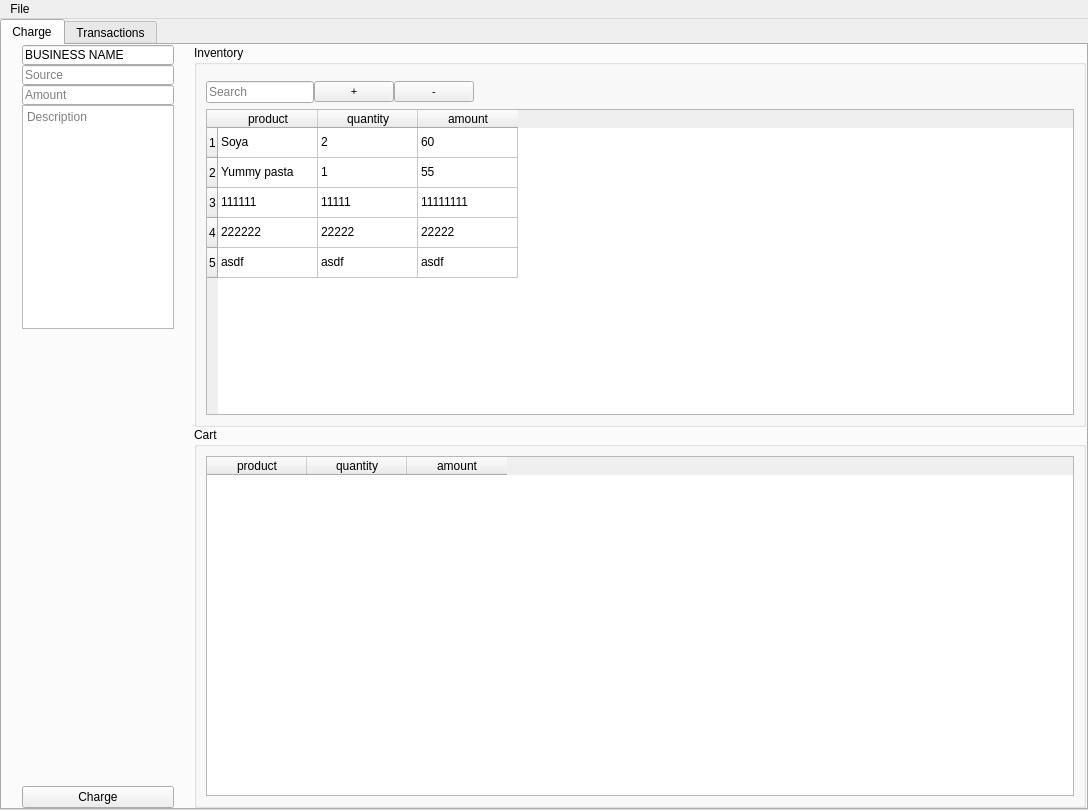
Old version of the form src/windows/ui/ProjectMainWindow.ui in the repository 1icolo/AUPay.
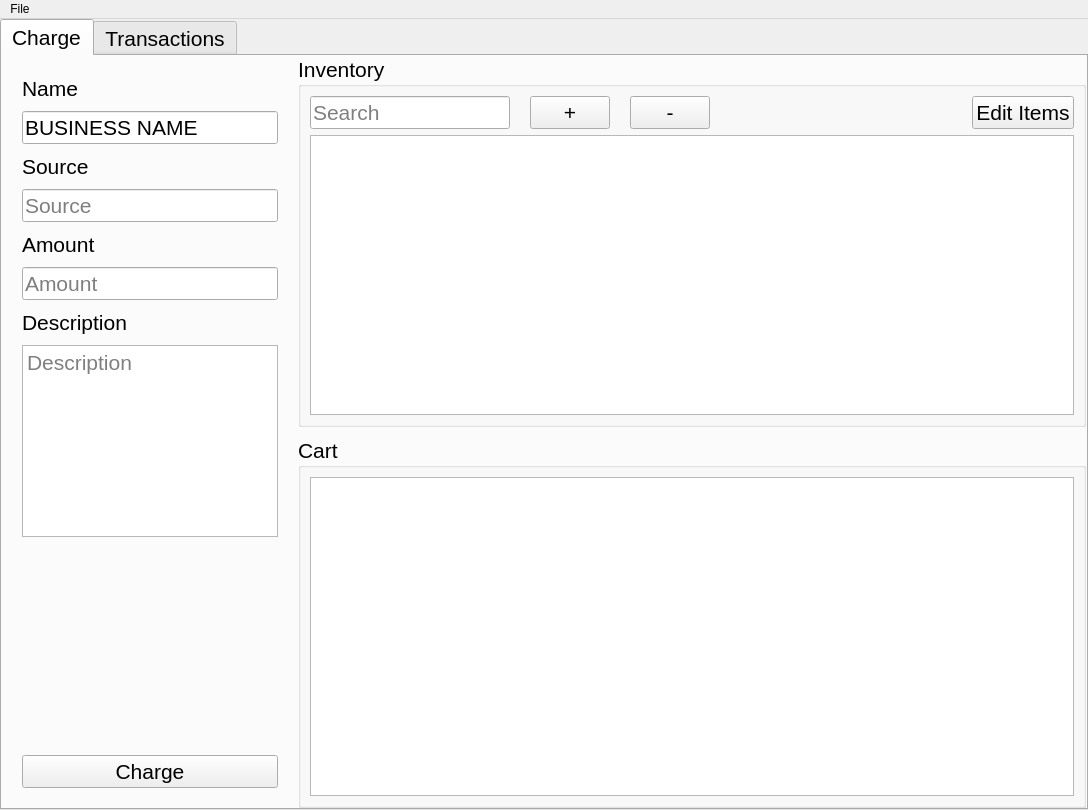
New version of the form. The open tabs and pages were chosen to show the change. Icons and pictures are not drawn.

What changed in the file:
```diff
--- a/src/windows/ui/ProjectMainWindow.ui
+++ b/src/windows/ui/ProjectMainWindow.ui
@@ -42,6 +42,12 @@
     </property>
     <item row="0" column="0">
      <widget class="QStackedWidget" name="stackedWidget">
+      <property name="font">
+       <font>
+        <family>Segoe UI</family>
+        <pointsize>16</pointsize>
+       </font>
+      </property>
       <property name="frameShadow">
        <enum>QFrame::Plain</enum>
       </property>
@@ -666,6 +672,12 @@
         </property>
         <item row="0" column="0">
          <widget class="QTabWidget" name="tabWidget_business">
+          <property name="font">
+           <font>
+            <family>Segoe UI</family>
+            <pointsize>16</pointsize>
+           </font>
+          </property>
           <property name="currentIndex">
            <number>0</number>
           </property>
@@ -689,144 +701,14 @@
             <property name="spacing">
              <number>0</number>
             </property>
-            <item row="0" column="0">
-             <layout class="QVBoxLayout" name="verticalLayout_3">
-              <property name="sizeConstraint">
-               <enum>QLayout::SetMinimumSize</enum>
-              </property>
-              <property name="leftMargin">
-               <number>20</number>
-              </property>
-              <property name="rightMargin">
-               <number>20</number>
-              </property>
-              <item>
-               <widget class="QLineEdit" name="lineBusiness_business">
-                <property name="enabled">
-                 <bool>true</bool>
-                </property>
-                <property name="sizePolicy">
-                 <sizepolicy hsizetype="Preferred" vsizetype="Fixed">
-                  <horstretch>0</horstretch>
-                  <verstretch>0</verstretch>
-                 </sizepolicy>
-                </property>
-                <property name="maximumSize">
-                 <size>
-                  <width>158</width>
-                  <height>20</height>
-                 </size>
-                </property>
-                <property name="inputMask">
-                 <string/>
-                </property>
-                <property name="text">
-                 <string>BUSINESS NAME</string>
-                </property>
-                <property name="maxLength">
-                 <number>30</number>
-                </property>
-                <property name="readOnly">
-                 <bool>true</bool>
-                </property>
-                <property name="placeholderText">
-                 <string>Destination</string>
-                </property>
-               </widget>
-              </item>
-              <item>
-               <widget class="QLineEdit" name="lineSchoolId_business">
-                <property name="enabled">
-                 <bool>true</bool>
-                </property>
-                <property name="sizePolicy">
-                 <sizepolicy hsizetype="Preferred" vsizetype="Fixed">
-                  <horstretch>0</horstretch>
-                  <verstretch>0</verstretch>
-                 </sizepolicy>
-                </property>
-                <property name="maximumSize">
-                 <size>
-                  <width>158</width>
-                  <height>20</height>
-                 </size>
-                </property>
-                <property name="cursor">
-                 <cursorShape>ArrowCursor</cursorShape>
-                </property>
-                <property name="focusPolicy">
-                 <enum>Qt::NoFocus</enum>
-                </property>
-                <property name="maxLength">
-                 <number>30</number>
-                </property>
-                <property name="placeholderText">
-                 <string>Source</string>
-                </property>
-               </widget>
-              </item>
-              <item>
-               <widget class="QLineEdit" name="lineAmount_business">
-                <property name="sizePolicy">
-                 <sizepolicy hsizetype="Preferred" vsizetype="Fixed">
-                  <horstretch>0</horstretch>
-                  <verstretch>0</verstretch>
-                 </sizepolicy>
-                </property>
-                <property name="maximumSize">
-                 <size>
-                  <width>158</width>
-                  <height>20</height>
-                 </size>
-                </property>
-                <property name="placeholderText">
-                 <string>Amount</string>
-                </property>
-               </widget>
-              </item>
-              <item>
-               <widget class="QTextEdit" name="textDescription_business">
-                <property name="sizePolicy">
-                 <sizepolicy hsizetype="Preferred" vsizetype="Expanding">
-                  <horstretch>0</horstretch>
-                  <verstretch>0</verstretch>
-                 </sizepolicy>
-                </property>
-                <property name="maximumSize">
-                 <size>
-                  <width>158</width>
-                  <height>224</height>
-                 </size>
-                </property>
-                <property name="placeholderText">
-                 <string>Description</string>
-                </property>
-               </widget>
-              </item>
-              <item>
-               <spacer name="verticalSpacer_8">
-                <property name="orientation">
-                 <enum>Qt::Vertical</enum>
-                </property>
-                <property name="sizeHint" stdset="0">
-                 <size>
-                  <width>20</width>
-                  <height>40</height>
-                 </size>
-                </property>
-               </spacer>
-              </item>
-              <item>
-               <widget class="QPushButton" name="buttonCharge">
-                <property name="text">
-                 <string>Charge</string>
-                </property>
-               </widget>
-              </item>
-             </layout>
-            </item>
             <item row="0" column="5">
              <layout class="QVBoxLayout" name="verticalLayout_4" stretch="0,0">
+              <property name="spacing">
+               <number>10</number>
+              </property>
+              <property name="sizeConstraint">
+               <enum>QLayout::SetDefaultConstraint</enum>
+              </property>
               <property name="leftMargin">
                <number>0</number>
               </property>
@@ -844,142 +726,26 @@
                   <height>0</height>
                  </size>
                 </property>
+                <property name="font">
+                 <font>
+                  <family>Segoe UI</family>
+                  <pointsize>16</pointsize>
+                 </font>
+                </property>
+                <property name="layoutDirection">
+                 <enum>Qt::LeftToRight</enum>
+                </property>
                 <property name="title">
                  <string>Inventory</string>
                 </property>
                 <layout class="QGridLayout" name="gridLayout_5">
-                 <item row="3" column="0">
-                  <widget class="QTableWidget" name="tableInventory_business">
-                   <property name="selectionMode">
-                    <enum>QAbstractItemView::SingleSelection</enum>
-                   </property>
-                   <property name="selectionBehavior">
-                    <enum>QAbstractItemView::SelectRows</enum>
-                   </property>
-                   <row>
-                    <property name="text">
-                     <string>1</string>
-                    </property>
-                   </row>
-                   <row>
-                    <property name="text">
-                     <string>2</string>
-                    </property>
-                   </row>
-                   <row>
-                    <property name="text">
-                     <string>3</string>
-                    </property>
-                   </row>
-                   <row>
-                    <property name="text">
-                     <string>4</string>
-                    </property>
-                   </row>
-                   <row>
-                    <property name="text">
-                     <string>5</string>
-                    </property>
-                   </row>
-                   <column>
-                    <property name="text">
-                     <string>product</string>
-                    </property>
-                   </column>
-                   <column>
-                    <property name="text">
-                     <string>quantity</string>
-                    </property>
-                   </column>
-                   <column>
-                    <property name="text">
-                     <string>amount</string>
-                    </property>
-                   </column>
-                   <item row="0" column="0">
-                    <property name="text">
-                     <string>Soya</string>
-                    </property>
-                   </item>
-                   <item row="0" column="1">
-                    <property name="text">
-                     <string>2</string>
-                    </property>
-                   </item>
-                   <item row="0" column="2">
-                    <property name="text">
-                     <string>60</string>
-                    </property>
-                   </item>
-                   <item row="1" column="0">
-                    <property name="text">
-                     <string>Yummy pasta</string>
-                    </property>
-                   </item>
                    <item row="1" column="1">
-                    <property name="text">
-                     <string>1</string>
-                    </property>
-                   </item>
-                   <item row="1" column="2">
-                    <property name="text">
-                     <string>55</string>
-                    </property>
-                   </item>
-                   <item row="2" column="0">
-                    <property name="text">
-                     <string>111111</string>
-                    </property>
-                   </item>
-                   <item row="2" column="1">
-                    <property name="text">
-                     <string>11111</string>
-                    </property>
-                   </item>
-                   <item row="2" column="2">
-                    <property name="text">
-                     <string>11111111</string>
-                    </property>
-                   </item>
-                   <item row="3" column="0">
-                    <property name="text">
-                     <string>222222</string>
-                    </property>
-                   </item>
-                   <item row="3" column="1">
-                    <property name="text">
-                     <string>22222</string>
-                    </property>
-                   </item>
-                   <item row="3" column="2">
-                    <property name="text">
-                     <string>22222</string>
-                    </property>
-                   </item>
-                   <item row="4" column="0">
-                    <property name="text">
-                     <string>asdf</string>
-                    </property>
-                   </item>
-                   <item row="4" column="1">
-                    <property name="text">
-                     <string>asdf</string>
-                    </property>
-                   </item>
-                   <item row="4" column="2">
-                    <property name="text">
-                     <string>asdf</string>
-                    </property>
-                   </item>
-                  </widget>
-                 </item>
-                 <item row="1" column="0">
                   <layout class="QHBoxLayout" name="horizontalLayout_3">
                    <property name="spacing">
-                    <number>0</number>
+                    <number>20</number>
                    </property>
                    <property name="topMargin">
-                    <number>7</number>
+                    <number>0</number>
                    </property>
                    <item>
                     <widget class="QLineEdit" name="lineSearchInventory_business">
@@ -989,6 +755,18 @@
                        <verstretch>0</verstretch>
                       </sizepolicy>
                      </property>
+                     <property name="minimumSize">
+                      <size>
+                       <width>200</width>
+                       <height>0</height>
+                      </size>
+                     </property>
+                     <property name="font">
+                      <font>
+                       <family>Segoe UI</family>
+                       <pointsize>16</pointsize>
+                      </font>
+                     </property>
                      <property name="placeholderText">
                       <string>Search</string>
                      </property>
@@ -1004,7 +782,8 @@
                      </property>
                      <property name="font">
                       <font>
-                       <pointsize>8</pointsize>
+                       <family>Segoe UI</family>
+                       <pointsize>16</pointsize>
                       </font>
                      </property>
                      <property name="text">
@@ -1028,7 +807,8 @@
                      </property>
                      <property name="font">
                       <font>
-                       <pointsize>8</pointsize>
+                       <family>Segoe UI</family>
+                       <pointsize>16</pointsize>
                       </font>
                      </property>
                      <property name="text">
@@ -1038,6 +818,12 @@
                    </item>
                    <item>
                     <spacer name="horizontalSpacer_4">
+                     <property name="font">
+                      <font>
+                       <family>Segoe UI</family>
+                       <pointsize>16</pointsize>
+                      </font>
+                     </property>
                      <property name="orientation">
                       <enum>Qt::Horizontal</enum>
                      </property>
@@ -1046,55 +832,288 @@
                      </property>
                      <property name="sizeHint" stdset="0">
                       <size>
-                       <width>600</width>
+                       <width>0</width>
                        <height>0</height>
                       </size>
                      </property>
                     </spacer>
                    </item>
+                   <item>
+                    <widget class="QPushButton" name="pushButton">
+                     <property name="font">
+                      <font>
+                       <family>Segoe UI</family>
+                       <pointsize>16</pointsize>
+                      </font>
+                     </property>
+                     <property name="text">
+                      <string>Edit Items</string>
+                     </property>
+                    </widget>
+                   </item>
                   </layout>
                  </item>
+                 <item row="3" column="1">
+                  <widget class="QTableWidget" name="tableInventory_business">
+                   <property name="font">
+                    <font>
+                     <family>Segoe UI</family>
+                     <pointsize>16</pointsize>
+                    </font>
+                   </property>
+                  </widget>
+                 </item>
                 </layout>
                </widget>
               </item>
               <item>
                <widget class="QGroupBox" name="groupCart_business">
-                <property name="minimumSize">
-                 <size>
-                  <width>0</width>
-                  <height>50</height>
-                 </size>
+                <property name="font">
+                 <font>
+                  <family>Segoe UI</family>
+                  <pointsize>16</pointsize>
+                 </font>
+                </property>
+                <property name="layoutDirection">
+                 <enum>Qt::LeftToRight</enum>
                 </property>
                 <property name="title">
                  <string>Cart</string>
                 </property>
                 <layout class="QGridLayout" name="gridLayout_6">
                  <item row="0" column="0">
-                  <widget class="QTableWidget" name="tableCart_business">
-                   <property name="selectionMode">
-                    <enum>QAbstractItemView::SingleSelection</enum>
+                  <widget class="QTableWidget" name="tableCart">
+                   <property name="font">
+                    <font>
+                     <family>Segoe UI</family>
+                     <pointsize>16</pointsize>
+                    </font>
                    </property>
-                   <property name="selectionBehavior">
-                    <enum>QAbstractItemView::SelectRows</enum>
-                   </property>
-                   <column>
+                  </widget>
+                 </item>
+                </layout>
+               </widget>
+              </item>
+             </layout>
+            </item>
+            <item row="0" column="0" colspan="4">
+             <layout class="QVBoxLayout" name="verticalLayout_3">
+              <property name="spacing">
+               <number>10</number>
+              </property>
+              <property name="sizeConstraint">
+               <enum>QLayout::SetMinimumSize</enum>
+              </property>
+              <property name="leftMargin">
+               <number>20</number>
+              </property>
+              <property name="topMargin">
+               <number>20</number>
+              </property>
+              <property name="rightMargin">
+               <number>20</number>
+              </property>
+              <property name="bottomMargin">
+               <number>20</number>
+              </property>
+              <item>
+               <layout class="QVBoxLayout" name="verticalLayout_8">
+                <property name="leftMargin">
+                 <number>0</number>
+                </property>
+                <item>
+                 <widget class="QLabel" name="label">
+                  <property name="font">
+                   <font>
+                    <family>Segoe UI</family>
+                    <pointsize>16</pointsize>
+                   </font>
+                  </property>
                     <property name="text">
-                     <string>product</string>
-                    </property>
-                   </column>
-                   <column>
+                   <string>Name</string>
+                  </property>
+                 </widget>
+                </item>
+                <item>
+                 <widget class="QLineEdit" name="lineBusiness_business">
+                  <property name="enabled">
+                   <bool>true</bool>
+                  </property>
+                  <property name="sizePolicy">
+                   <sizepolicy hsizetype="Preferred" vsizetype="Fixed">
+                    <horstretch>0</horstretch>
+                    <verstretch>0</verstretch>
+                   </sizepolicy>
+                  </property>
+                  <property name="font">
+                   <font>
+                    <family>Segoe UI</family>
+                    <pointsize>16</pointsize>
+                   </font>
+                  </property>
+                  <property name="inputMask">
+                   <string/>
+                  </property>
                     <property name="text">
-                     <string>quantity</string>
-                    </property>
-                   </column>
-                   <column>
+                   <string>BUSINESS NAME</string>
+                  </property>
+                  <property name="maxLength">
+                   <number>30</number>
+                  </property>
+                  <property name="readOnly">
+                   <bool>true</bool>
+                  </property>
+                  <property name="placeholderText">
+                   <string>Destination</string>
+                  </property>
+                 </widget>
+                </item>
+                <item>
+                 <widget class="QLabel" name="label_2">
+                  <property name="font">
+                   <font>
+                    <family>Segoe UI</family>
+                    <pointsize>16</pointsize>
+                   </font>
+                  </property>
                     <property name="text">
-                     <string>amount</string>
-                    </property>
-                   </column>
-                  </widget>
-                 </item>
-                </layout>
+                   <string>Source</string>
+                  </property>
+                 </widget>
+                </item>
+                <item>
+                 <widget class="QLineEdit" name="lineSchoolId_business">
+                  <property name="enabled">
+                   <bool>true</bool>
+                  </property>
+                  <property name="sizePolicy">
+                   <sizepolicy hsizetype="Preferred" vsizetype="Fixed">
+                    <horstretch>0</horstretch>
+                    <verstretch>0</verstretch>
+                   </sizepolicy>
+                  </property>
+                  <property name="font">
+                   <font>
+                    <family>Segoe UI</family>
+                    <pointsize>16</pointsize>
+                   </font>
+                  </property>
+                  <property name="cursor">
+                   <cursorShape>ArrowCursor</cursorShape>
+                  </property>
+                  <property name="focusPolicy">
+                   <enum>Qt::NoFocus</enum>
+                  </property>
+                  <property name="maxLength">
+                   <number>30</number>
+                  </property>
+                  <property name="placeholderText">
+                   <string>Source</string>
+                  </property>
+                 </widget>
+                </item>
+                <item>
+                 <widget class="QLabel" name="label_3">
+                  <property name="font">
+                   <font>
+                    <family>Segoe UI</family>
+                    <pointsize>16</pointsize>
+                   </font>
+                  </property>
+                  <property name="text">
+                   <string>Amount</string>
+                  </property>
+                 </widget>
+                </item>
+                <item>
+                 <widget class="QLineEdit" name="lineAmount_business">
+                  <property name="sizePolicy">
+                   <sizepolicy hsizetype="Preferred" vsizetype="Fixed">
+                    <horstretch>0</horstretch>
+                    <verstretch>0</verstretch>
+                   </sizepolicy>
+                  </property>
+                  <property name="font">
+                   <font>
+                    <family>Segoe UI</family>
+                    <pointsize>16</pointsize>
+                   </font>
+                  </property>
+                  <property name="placeholderText">
+                   <string>Amount</string>
+                  </property>
+                 </widget>
+                </item>
+                <item>
+                 <widget class="QLabel" name="label_4">
+                  <property name="font">
+                   <font>
+                    <family>Segoe UI</family>
+                    <pointsize>16</pointsize>
+                   </font>
+                  </property>
+                  <property name="text">
+                   <string>Description</string>
+                  </property>
+                 </widget>
+                </item>
+                <item>
+                 <widget class="QTextEdit" name="textDescription_business">
+                  <property name="sizePolicy">
+                   <sizepolicy hsizetype="Preferred" vsizetype="Expanding">
+                    <horstretch>0</horstretch>
+                    <verstretch>0</verstretch>
+                   </sizepolicy>
+                  </property>
+                  <property name="font">
+                   <font>
+                    <family>Segoe UI</family>
+                    <pointsize>16</pointsize>
+                   </font>
+                  </property>
+                  <property name="placeholderText">
+                   <string>Description</string>
+                  </property>
+                 </widget>
+                </item>
+               </layout>
+              </item>
+              <item>
+               <spacer name="verticalSpacer_8">
+                <property name="font">
+                 <font>
+                  <family>Segoe UI</family>
+                  <pointsize>16</pointsize>
+                 </font>
+                </property>
+                <property name="orientation">
+                 <enum>Qt::Vertical</enum>
+                </property>
+                <property name="sizeType">
+                 <enum>QSizePolicy::MinimumExpanding</enum>
+                </property>
+                <property name="sizeHint" stdset="0">
+                 <size>
+                  <width>0</width>
+                  <height>0</height>
+                 </size>
+                </property>
+               </spacer>
+              </item>
+              <item>
+               <widget class="QPushButton" name="buttonCharge">
+                <property name="font">
+                 <font>
+                  <family>Segoe UI</family>
+                  <pointsize>16</pointsize>
+                 </font>
+                </property>
+                <property name="text">
+                 <string>Charge</string>
+                </property>
+                <property name="shortcut">
+                 <string>Return</string>
+                </property>
                </widget>
               </item>
              </layout>
```
Left out of the diff: 834 changed lines with no effect on the pictures. Lines whose indentation alone changed are shown as unchanged.
